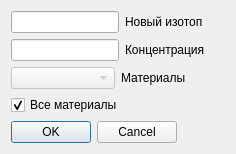
This is Lithium/isotop.ui in GSA05/Lithium as Qt 5 draws it before an edit. The edited form follows.
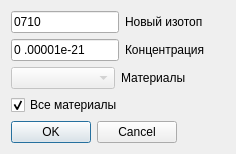
This is the edited form.

Patch:
```diff
--- a/Lithium/isotop.ui
+++ b/Lithium/isotop.ui
@@ -27,6 +27,12 @@
          <verstretch>0</verstretch>
         </sizepolicy>
        </property>
+       <property name="inputMask">
+        <string>9999</string>
+       </property>
+       <property name="text">
+        <string>0710</string>
+       </property>
       </widget>
      </item>
      <item>
@@ -41,7 +47,17 @@
    <item row="1" column="0">
     <layout class="QHBoxLayout" name="horizontalLayout_2">
      <item>
-      <widget class="QLineEdit" name="concrEdit_2"/>
+      <widget class="QLineEdit" name="concrEdit_2">
+       <property name="inputMask">
+        <string>#9.99999e#99</string>
+       </property>
+       <property name="text">
+        <string>0.00001e-21</string>
+       </property>
+       <property name="alignment">
+        <set>Qt::AlignLeading|Qt::AlignLeft|Qt::AlignVCenter</set>
+       </property>
+      </widget>
      </item>
      <item>
       <widget class="QLabel" name="label_2">
```
